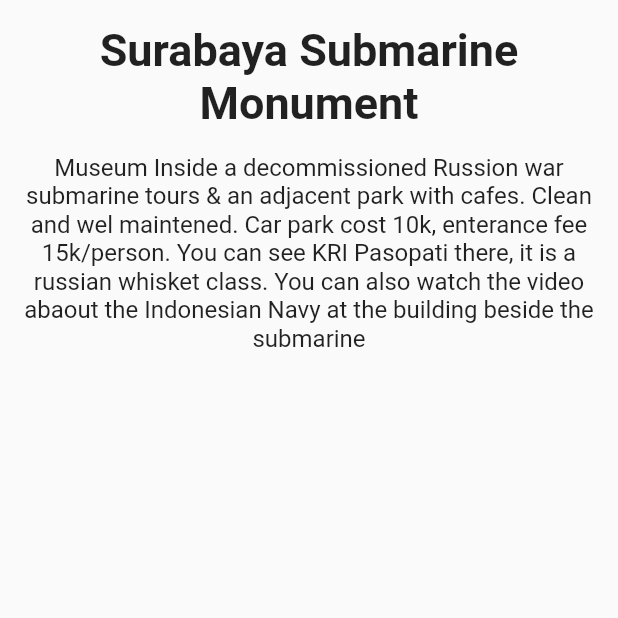
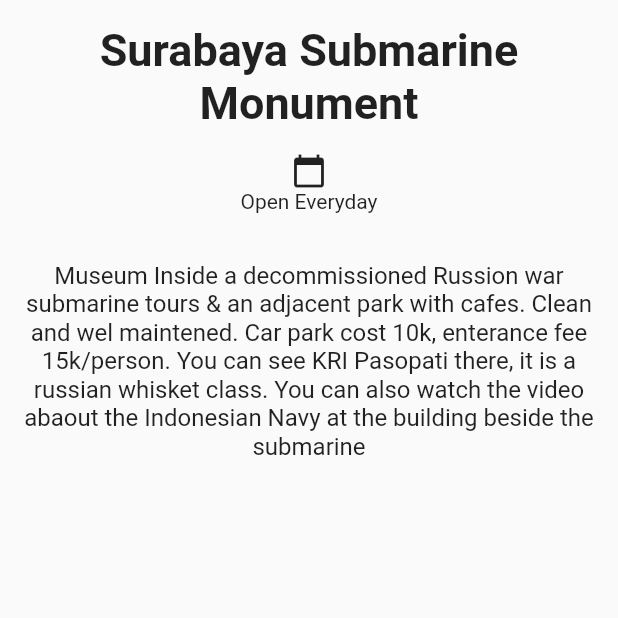
Before and after one commit to KabeNut/praktikum_2, a Flutter app: the screen it shows after launch, on a phone screen of 412 x 824 dp, the top half of it. Run offline on Flutter 3.47's test engine with Material 2 defaults, Android fonts, the phone set to English and light mode, and no system bars.

Commit message:
Percobaan 3

```diff
--- a/lib/main.dart
+++ b/lib/main.dart
@@ -39,6 +39,20 @@ class DetailScreen extends StatelessWidget{
               ),
             ),//Title
             Container(
+              margin: const EdgeInsets.symmetric(vertical: 16.0),
+              child: Row(
+                mainAxisAlignment: MainAxisAlignment.spaceEvenly,
+                children: <Widget>[
+                  Column(
+                    children: const <Widget>[
+                      Icon(Icons.calendar_today),
+                      Text('Open Everyday'),
+                    ],
+                  )
+                ],
+              ),
+            ),//Logo
+            Container(
               padding: const EdgeInsets.all(16.0),
               child: const Text(
                 'Museum Inside a decommissioned Russion war submarine tours & an adjacent park with cafes. Clean and wel maintened. Car park cost 10k, enterance fee 15k/person. You can see KRI Pasopati there, it is a russian whisket class. You can also watch the video abaout the Indonesian Navy at the building beside the submarine',
```
